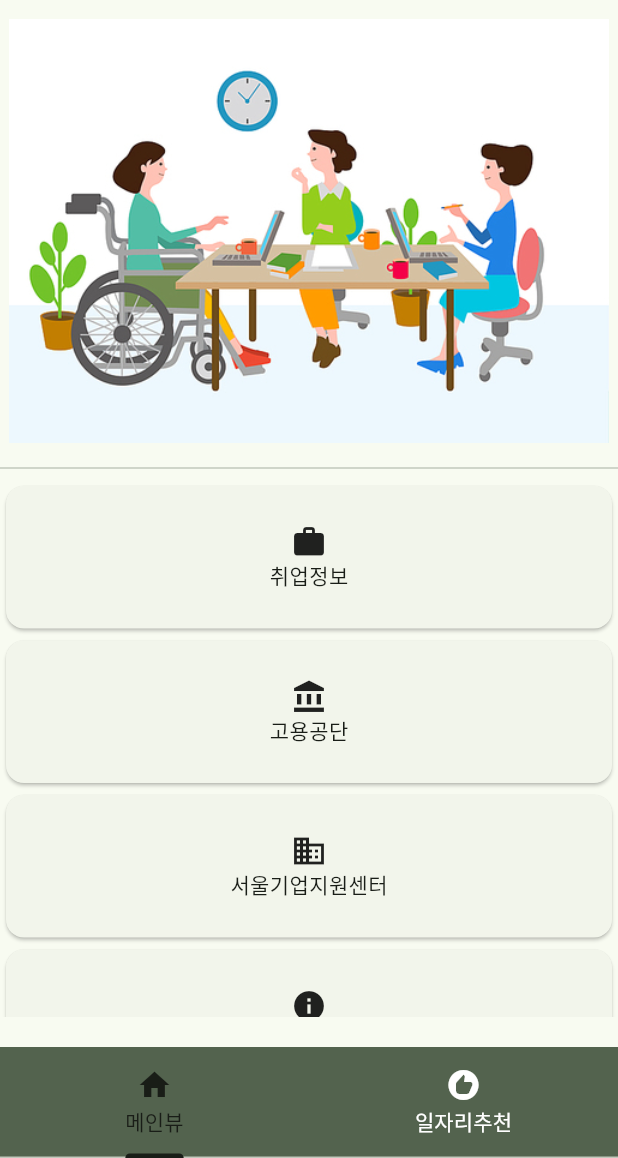
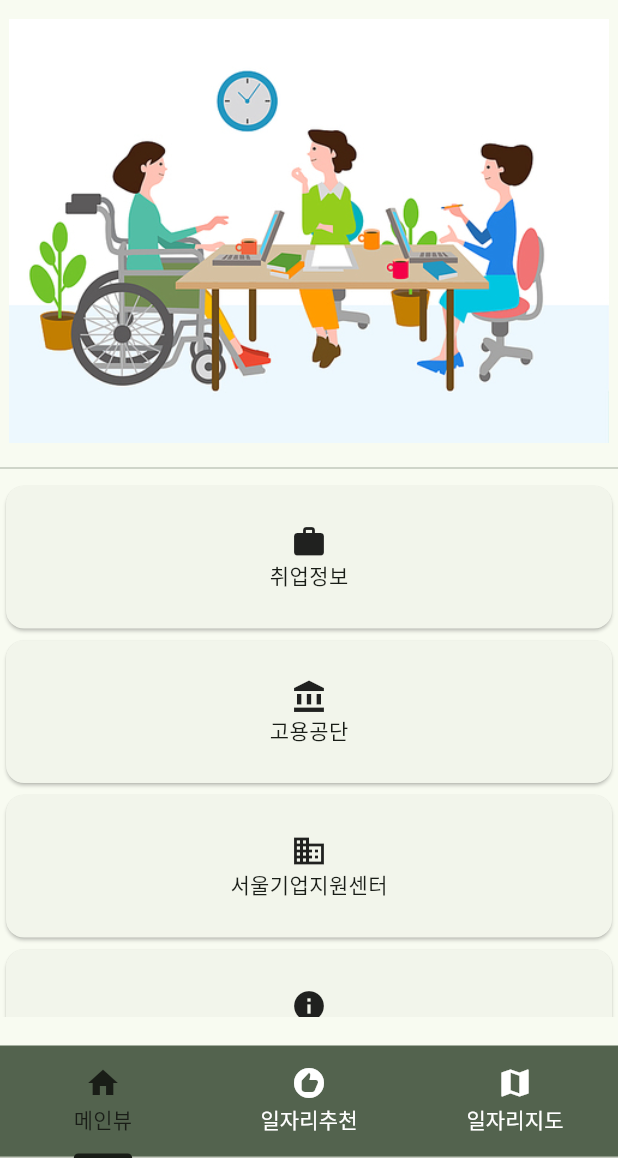
Before and after one commit to Oh-Kang94/Season3_Main-Project_Disabled-App, a Flutter app: the screen it shows after launch, on a phone screen of 412 x 824 dp, the part 78-1236 px from its top. Run offline on Flutter 3.47's test engine with Material 2 defaults, Android fonts, the phone set to English and light mode, and no system bars; our stand-ins replace animated_splash_screen, firebase_core, firebase_storage, flutter_dotenv, flutter_markdown, flutter_screenutil and 8 more; missing offline and left inert: jwt_decode, kpostal; accounts and stored records are empty; Roboto replaces fonts that are missing (NotoSansKR-Light, NotoSansKR-Regular); project files that could hold a hidden picture were left out.

Commit message:
map탭 생성

```diff
--- a/lib/view/home.dart
+++ b/lib/view/home.dart
@@ -1,3 +1,5 @@
+import 'dart:collection';
+
 import 'package:flutter/material.dart';
 import 'package:get/get.dart';
 import 'package:season3_team1_mainproject/view/ai_start_view.dart';
@@ -6,6 +8,7 @@ import 'package:season3_team1_mainproject/view/mainview.dart';
 import 'package:season3_team1_mainproject/vm/home_ctrl.dart';
 
 import 'appbar/myappbar.dart';
+import 'mapView.dart';
 
 class Home extends StatelessWidget {
   const Home({super.key});
@@ -21,6 +24,7 @@ class Home extends StatelessWidget {
         // main 자리
         AiFirstView(),
         // map 자리
+        mapView(),
       ]),
       bottomNavigationBar: Container(
         color: Theme.of(context).colorScheme.secondary,
@@ -30,7 +34,7 @@ class Home extends StatelessWidget {
           unselectedLabelColor: Theme.of(context).colorScheme.onSecondary,
           indicatorColor:
               Theme.of(context).colorScheme.onSurface, // 아래 선택되어 있는 바 보여주기
-            indicatorWeight: 2, // 바의 크기 키우기
+          indicatorWeight: 3, // 바의 크기 키우기
           tabs: const [
             // 각자 탭바 채워 넣기
             Tab(
@@ -48,7 +52,14 @@ class Home extends StatelessWidget {
             ),
 
             //  3rd map
-            ]),
+            Tab(
+              icon: Icon(
+                Icons.map,
+              ),
+              text: "일자리지도",
+            ),
+          ],
+        ),
       ),
       drawer: const Mydrawer(),
     );
--- a/lib/vm/home_ctrl.dart
+++ b/lib/vm/home_ctrl.dart
@@ -10,7 +10,7 @@ class HomeController extends GetxController with GetSingleTickerProviderStateMix
   void onInit() {
     super.onInit();
     getSharedPreferences();
-    controller = TabController(length: 2, vsync: this);
+    controller = TabController(length: 3, vsync: this);
   }
 
   @override
```
Also changed, not shown: lib/view/mapView.dart (added, +14 -0 lines). Lines whose indentation alone changed are shown as unchanged.
